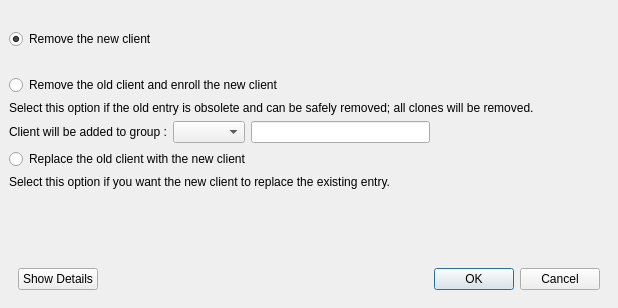
First picture: the form in FWAdminLib/NewClientFromServerConflictsDlg.ui, repository fw-dev/translations, before the edit.
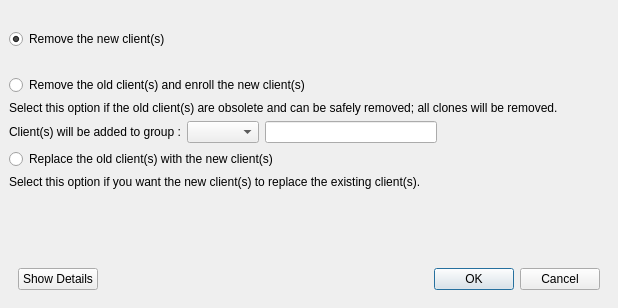
Second picture: the form after the edit. Custom widgets are drawn as their Qt base class.

Patch:
```diff
--- a/FWAdminLib/NewClientFromServerConflictsDlg.ui
+++ b/FWAdminLib/NewClientFromServerConflictsDlg.ui
@@ -36,7 +36,7 @@
    <item>
     <widget class="QRadioButton" name="removeNewClientRadio">
      <property name="text">
-      <string>Remove the new client</string>
+      <string>Remove the new client(s)</string>
      </property>
      <property name="checked">
       <bool>true</bool>
@@ -53,14 +53,14 @@
    <item>
     <widget class="QRadioButton" name="removeOldClientRadio">
      <property name="text">
-      <string>Remove the old client and enroll the new client</string>
+      <string>Remove the old client(s) and enroll the new client(s)</string>
      </property>
     </widget>
    </item>
    <item>
     <widget class="QLabel" name="removeOldClientLabel">
      <property name="text">
-      <string>Select this option if the old entry is obsolete and can be safely removed; all clones will be removed.</string>
+      <string>Select this option if the old client(s) are obsolete and can be safely removed; all clones will be removed.</string>
      </property>
     </widget>
    </item>
@@ -69,7 +69,7 @@
      <item>
       <widget class="QLabel" name="groupLabel">
        <property name="text">
-        <string>Client will be added to group :</string>
+        <string>Client(s) will be added to group :</string>
        </property>
       </widget>
      </item>
@@ -104,14 +104,14 @@
    <item>
     <widget class="QRadioButton" name="replaceOldClientRadio">
      <property name="text">
-      <string>Replace the old client with the new client</string>
+      <string>Replace the old client(s) with the new client(s)</string>
      </property>
     </widget>
    </item>
    <item>
     <widget class="QLabel" name="replaceOldClientLabel">
      <property name="text">
-      <string>Select this option if you want the new client to replace the existing entry.</string>
+      <string>Select this option if you want the new client(s) to replace the existing client(s).</string>
      </property>
     </widget>
    </item>
```
